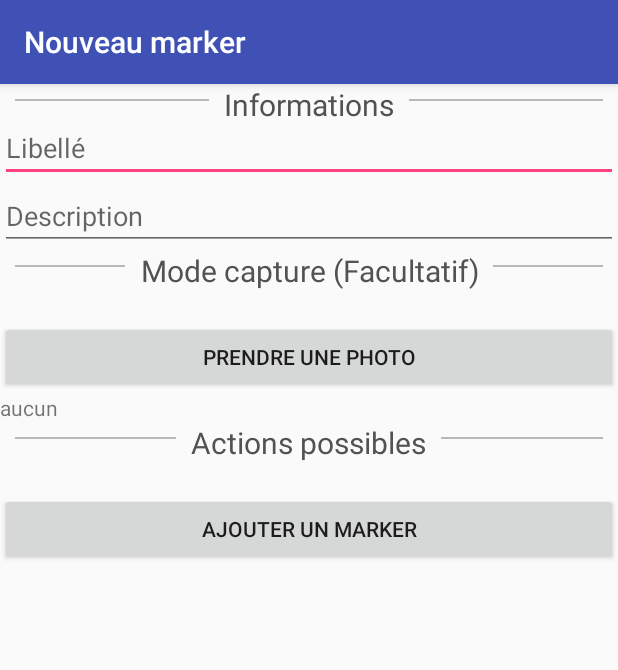
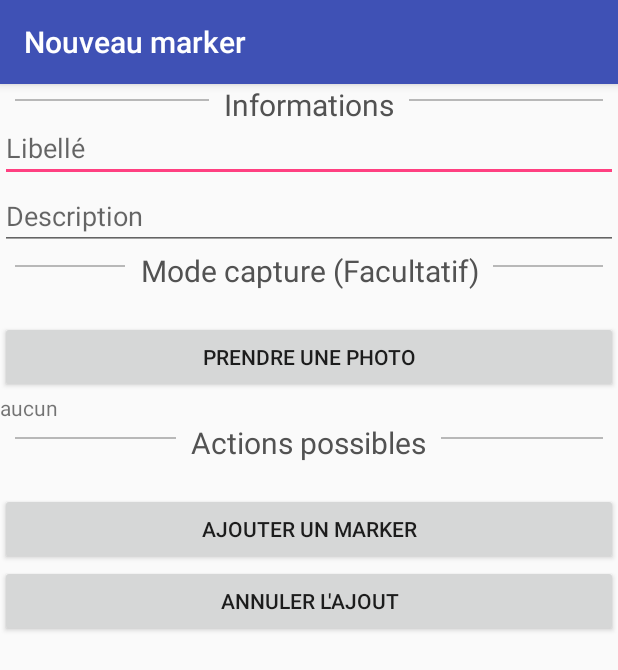
Before and after one commit to M2-iWOCS-Android/GMaps, an Android app: the AddMarkerActivity screen opened directly, with no data from a screen before it, on a phone screen of 412 x 824 dp. Shown: the top 670 px of the screen. Run offline under Robolectric (Android 15) with nearby library versions, the phone set to English and light mode, and no system bars; 2 statements that could not run were skipped.

Commit message:
Ajout du systeme image camera

```diff
--- a/app/src/main/java/com/example/juliensautereau/gmaps/AddMarkerActivity.java
+++ b/app/src/main/java/com/example/juliensautereau/gmaps/AddMarkerActivity.java
@@ -29,13 +29,24 @@ public class AddMarkerActivity extends AppCompatActivity {
     private final static int REQUEST_CAMERA = 1102;
     public static final String CAMERA_IMAGES_DIR = "Markers";
     String mOutputFilePath;
+
+    private double latitude = 0;
+    private double longitude = 0;
+
     TextView pathImage;
 
     @Override
     protected void onCreate(Bundle savedInstanceState) {
         super.onCreate(savedInstanceState);
         setContentView(R.layout.activity_add_marker);
-        pathImage = (findViewById(R.id.text1));
+        pathImage = findViewById(R.id.path_image);
+
+        Bundle bundle = getIntent().getExtras();
+
+        latitude = bundle.getDouble("coordX");
+        longitude = bundle.getDouble("coordY");
+
+        System.out.println(latitude + " : " + longitude);
     }
 
     public void onBackPressed() {
@@ -73,26 +84,18 @@ public class AddMarkerActivity extends AppCompatActivity {
         }
     }
 
-    private void galleryAddPic(Uri contentUri) {
-        Intent mediaScanIntent = new Intent(Intent.ACTION_MEDIA_SCANNER_SCAN_FILE, contentUri);
-        sendBroadcast(mediaScanIntent);
-    }
 
     private void onCaptureImageResult() {
         if (mOutputFilePath != null) {
             File f = new File(mOutputFilePath);
             try {
                 System.out.println("Etape 1" + mOutputFilePath);
-
+                //pathImage.setText(mOutputFilePath);
 
             } catch (Exception e) {
                 e.printStackTrace();
                 System.out.println("Big Error " + e.getMessage());
             }
-        }
-        else
-        {
-
         }
     }
 
@@ -131,4 +134,20 @@ public class AddMarkerActivity extends AppCompatActivity {
         int idx = cursor.getColumnIndex(MediaStore.Images.ImageColumns.DATA);
         return cursor.getString(idx);
     }
+
+    public void quitAdd(View v) {
+
+        if(!pathImage.getText().toString().equals("")) {
+
+            File file = new File(pathImage.getText().toString());
+            if (file.exists())
+            {
+                file.delete();
+
+            }
+
+        }
+
+        this.finish();
+    }
 }
--- a/app/src/main/java/com/example/juliensautereau/gmaps/MapsActivity.java
+++ b/app/src/main/java/com/example/juliensautereau/gmaps/MapsActivity.java
@@ -100,6 +100,7 @@ public class MapsActivity extends FragmentActivity implements OnMapReadyCallback
                                        i.putExtra("coordX", latLng.latitude);
                                        i.putExtra("coordY", latLng.longitude);
                                        startActivity(i);
+                                       MapsActivity.this.finish();
                                    }
                                })
                                .setNegativeButton("Annuler", new DialogInterface.OnClickListener() {
--- a/app/src/main/res/layout/activity_add_marker.xml
+++ b/app/src/main/res/layout/activity_add_marker.xml
@@ -103,6 +103,7 @@
                 android:onClick="takePhoto" />
 
             <TextView
+                android:id="@+id/path_image"
                 android:layout_width="match_parent"
                 android:layout_height="wrap_content"
                 android:layout_gravity="center_horizontal"
@@ -155,6 +156,12 @@
                 android:layout_height="wrap_content"
                 android:text="Ajouter un marker" />
 
+            <Button
+                android:layout_width="match_parent"
+                android:layout_height="wrap_content"
+                android:text="Annuler l'ajout"
+                android:onClick="quitAdd"/>
+
         </LinearLayout>
 
 
--- a/app/src/main/res/xml/file_paths.xml
+++ b/app/src/main/res/xml/file_paths.xml
@@ -1,5 +1,5 @@
 <paths>
     <external-files-path
         name="test_images"
-        path="Pictures/Twitter"/>
+        path="Pictures/Markers"/>
 </paths>
```
